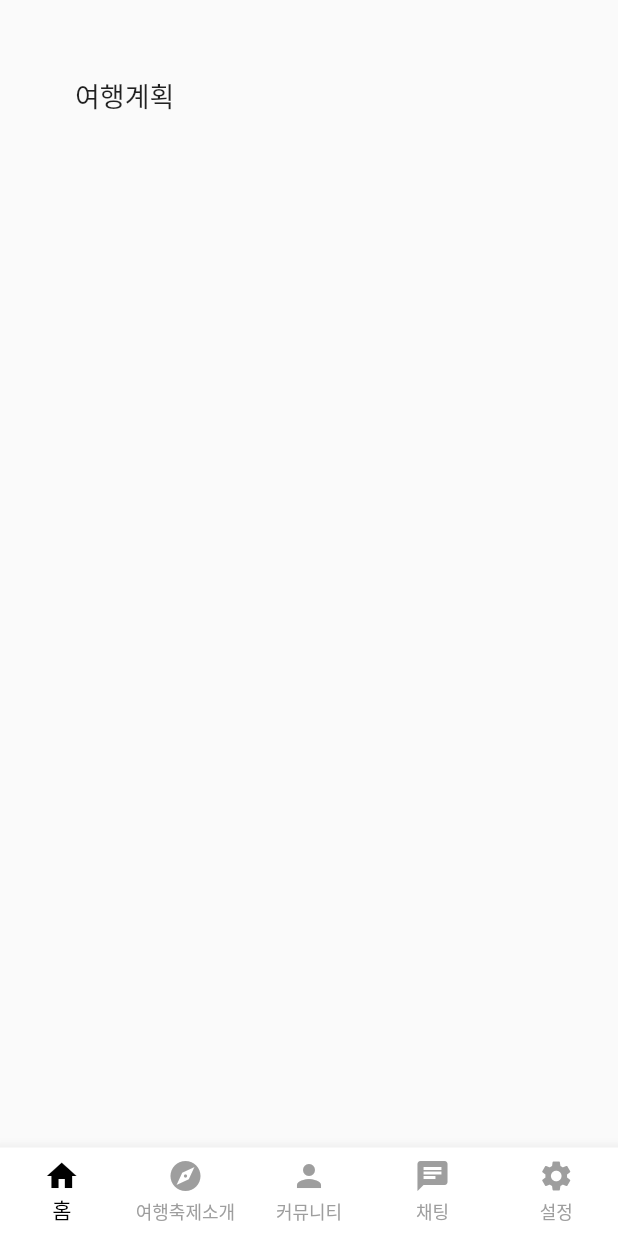
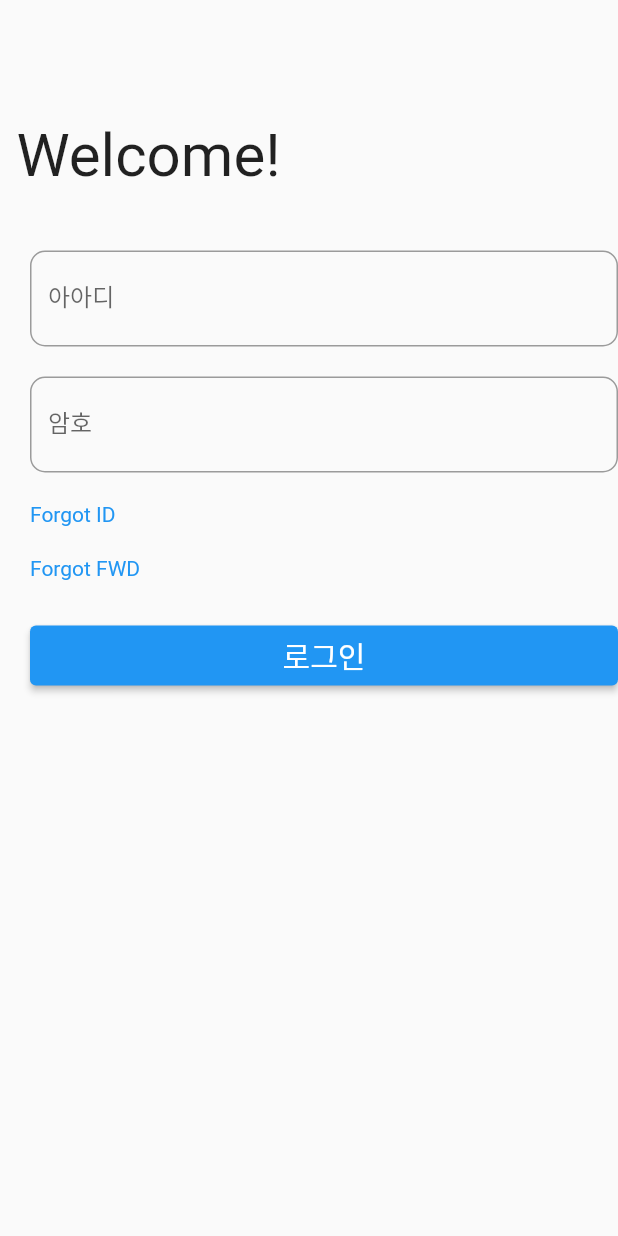
Before and after one commit to Letgojo/App, a Flutter app: the screen it shows after launch, on a phone screen of 412 x 824 dp. Run offline on Flutter 3.47's test engine with Material 2 defaults, Android fonts, the phone set to English and light mode, and no system bars; our stand-ins replace google_fonts; Roboto replaces fonts that are missing (Jua).

Commit message:
로그인

```diff
--- a/triptokorea/lib/Home/Homepage.dart
+++ b/triptokorea/lib/Home/Homepage.dart
@@ -7,14 +7,10 @@ class HomePage extends StatelessWidget {
   @override
   Widget build(BuildContext context) {
     return Scaffold(
-        body: Column(
-      children: [
-        Padding(
-          padding: const EdgeInsets.only(left: 50, top: 50),
-          child:
-              Text("여행계획", style: TextStyle(fontSize: 18, fontFamily: 'Jua')),
-        ),
-      ],
-    ));
+      body: Padding(
+        padding: const EdgeInsets.only(left: 50, top: 50),
+        child: Text("여행계획", style: TextStyle(fontSize: 18, fontFamily: 'Jua')),
+      ),
+    );
   }
 }
--- /dev/null
+++ b/triptokorea/lib/Login/Login.dart
@@ -0,0 +1,77 @@
+import 'package:flutter/material.dart';
+import 'package:google_fonts/google_fonts.dart';
+
+class Login extends StatefulWidget {
+  const Login({super.key});
+
+  @override
+  State<Login> createState() => _LoginState();
+}
+
+class _LoginState extends State<Login> {
+  @override
+  Widget build(BuildContext context) {
+    return Scaffold(
+      body: Column(children: [
+        Container(
+          width: 400,
+          margin: EdgeInsets.only(left: 10, top: 80),
+          child: Text(
+            "Welcome!",
+            style: GoogleFonts.jua(textStyle: TextStyle(fontSize: 40)),
+          ),
+        ),
+        Container(
+          width: 400,
+          margin: EdgeInsets.only(left: 20, top: 40),
+          child: TextField(
+            decoration: InputDecoration(
+              labelText: "아아디",
+              hintText: "아이디를 입력해주세요",
+              border:
+                  OutlineInputBorder(borderRadius: BorderRadius.circular(10)),
+            ),
+          ),
+        ),
+        Container(
+          width: 400,
+          margin: EdgeInsets.only(left: 20, top: 20),
+          child: TextField(
+            decoration: InputDecoration(
+              labelText: "암호",
+              hintText: "암호를 입력해주세요",
+              border:
+                  OutlineInputBorder(borderRadius: BorderRadius.circular(10)),
+            ),
+            obscureText: true,
+          ),
+        ),
+        Container(
+          width: 400,
+          margin: EdgeInsets.only(left: 20, top: 20),
+          child: Text(
+            "Forgot ID",
+            style: TextStyle(color: Colors.blue),
+          ),
+        ),
+        Container(
+          width: 400,
+          margin: EdgeInsets.only(left: 20, top: 20),
+          child: Text(
+            "Forgot FWD",
+            style: TextStyle(color: Colors.blue),
+          ),
+        ),
+        Container(
+            width: 400,
+            height: 40,
+            margin: EdgeInsets.only(left: 20, top: 30),
+            child: ElevatedButton(
+              child: Text("로그인",
+                  style: GoogleFonts.jua(textStyle: TextStyle(fontSize: 20))),
+              onPressed: () {},
+            ))
+      ]),
+    );
+  }
+}
--- a/triptokorea/lib/main.dart
+++ b/triptokorea/lib/main.dart
@@ -1,4 +1,5 @@
 import 'package:flutter/material.dart';
+import 'package:triptokorea/Login/Login.dart';
 import 'Menu/menuBar.dart';
 
 void main() {
@@ -15,6 +16,6 @@ class MyApp extends StatefulWidget {
 class MyApp_State extends State<MyApp> {
   @override
   Widget build(BuildContext context) {
-    return MaterialApp(home: menuBar());
+    return MaterialApp(home: Login());
   }
 }
--- a/triptokorea/pubspec.yaml
+++ b/triptokorea/pubspec.yaml
@@ -36,6 +36,7 @@ dependencies:
   # Use with the CupertinoIcons class for iOS style icons.
   cupertino_icons: ^1.0.2
   google_fonts: ^4.0.3
+  url_launcher: ^6.1.9
 
 dev_dependencies:
   flutter_test:
```
Also changed, not shown: triptokorea/pubspec.lock, 5 other files.
